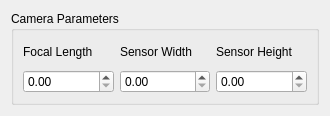
paulinus/stereoplanner, file src/parameters_form.ui: the form before one commit.
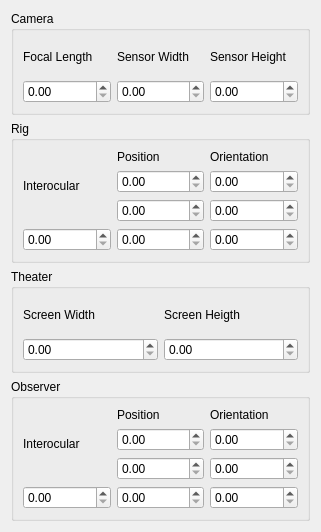
The form after the commit.

Commit message: Added buttons to the form, but no functionality.

```diff
--- a/src/parameters_form.ui
+++ b/src/parameters_form.ui
@@ -6,8 +6,8 @@
    <rect>
     <x>0</x>
     <y>0</y>
-    <width>330</width>
-    <height>116</height>
+    <width>321</width>
+    <height>532</height>
    </rect>
   </property>
   <property name="minimumSize">
@@ -16,22 +16,16 @@
     <height>0</height>
    </size>
   </property>
-  <property name="maximumSize">
-   <size>
-    <width>330</width>
-    <height>116</height>
-   </size>
-  </property>
   <property name="windowTitle">
    <string>Parameters</string>
   </property>
-  <layout class="QVBoxLayout" name="verticalLayout_4">
+  <layout class="QVBoxLayout" name="verticalLayout_12">
    <item>
     <widget class="QGroupBox" name="groupBox">
      <property name="title">
-      <string>Camera Parameters</string>
+      <string>Camera</string>
      </property>
-     <layout class="QHBoxLayout" name="horizontalLayout">
+     <layout class="QHBoxLayout" name="horizontalLayout_2">
       <item>
        <layout class="QVBoxLayout" name="verticalLayout">
         <item>
@@ -77,6 +71,169 @@
      </layout>
     </widget>
    </item>
+   <item>
+    <widget class="QGroupBox" name="groupBox_2">
+     <property name="title">
+      <string>Rig</string>
+     </property>
+     <layout class="QHBoxLayout" name="horizontalLayout">
+      <item>
+       <layout class="QVBoxLayout" name="verticalLayout_4">
+        <item>
+         <widget class="QLabel" name="label_4">
+          <property name="text">
+           <string>Interocular</string>
+          </property>
+         </widget>
+        </item>
+        <item>
+         <widget class="QDoubleSpinBox" name="rigInterocularSpinBox"/>
+        </item>
+       </layout>
+      </item>
+      <item>
+       <layout class="QVBoxLayout" name="verticalLayout_5">
+        <item>
+         <widget class="QLabel" name="label_5">
+          <property name="text">
+           <string>Position</string>
+          </property>
+         </widget>
+        </item>
+        <item>
+         <widget class="QDoubleSpinBox" name="rigXSpinBox"/>
+        </item>
+        <item>
+         <widget class="QDoubleSpinBox" name="rigYSpinBox"/>
+        </item>
+        <item>
+         <widget class="QDoubleSpinBox" name="rigZSpinBox"/>
+        </item>
+       </layout>
+      </item>
+      <item>
+       <layout class="QVBoxLayout" name="verticalLayout_6">
+        <item>
+         <widget class="QLabel" name="label_6">
+          <property name="text">
+           <string>Orientation</string>
+          </property>
+         </widget>
+        </item>
+        <item>
+         <widget class="QDoubleSpinBox" name="rigPanSpinBox"/>
+        </item>
+        <item>
+         <widget class="QDoubleSpinBox" name="rigTiltSpinBox"/>
+        </item>
+        <item>
+         <widget class="QDoubleSpinBox" name="rigRollSpinBox"/>
+        </item>
+       </layout>
+      </item>
+     </layout>
+    </widget>
+   </item>
+   <item>
+    <widget class="QGroupBox" name="groupBox_3">
+     <property name="title">
+      <string>Theater</string>
+     </property>
+     <layout class="QHBoxLayout" name="horizontalLayout_3">
+      <item>
+       <layout class="QVBoxLayout" name="verticalLayout_7">
+        <item>
+         <widget class="QLabel" name="label_7">
+          <property name="text">
+           <string>Screen Width</string>
+          </property>
+         </widget>
+        </item>
+        <item>
+         <widget class="QDoubleSpinBox" name="screenWidthSpinBox"/>
+        </item>
+       </layout>
+      </item>
+      <item>
+       <layout class="QVBoxLayout" name="verticalLayout_8">
+        <item>
+         <widget class="QLabel" name="label_8">
+          <property name="text">
+           <string>Screen Heigth</string>
+          </property>
+         </widget>
+        </item>
+        <item>
+         <widget class="QDoubleSpinBox" name="screenHeightSpinBox"/>
+        </item>
+       </layout>
+      </item>
+     </layout>
+    </widget>
+   </item>
+   <item>
+    <widget class="QGroupBox" name="groupBox_5">
+     <property name="title">
+      <string>Observer</string>
+     </property>
+     <layout class="QHBoxLayout" name="horizontalLayout_4">
+      <item>
+       <layout class="QVBoxLayout" name="verticalLayout_9">
+        <item>
+         <widget class="QLabel" name="label_12">
+          <property name="text">
+           <string>Interocular</string>
+          </property>
+         </widget>
+        </item>
+        <item>
+         <widget class="QDoubleSpinBox" name="observerInterocularSpinBox"/>
+        </item>
+       </layout>
+      </item>
+      <item>
+       <layout class="QVBoxLayout" name="verticalLayout_10">
+        <item>
+         <widget class="QLabel" name="label_13">
+          <property name="text">
+           <string>Position</string>
+          </property>
+         </widget>
+        </item>
+        <item>
+         <widget class="QDoubleSpinBox" name="observerXSpinBox"/>
+        </item>
+        <item>
+         <widget class="QDoubleSpinBox" name="observerYSpinBox"/>
+        </item>
+        <item>
+         <widget class="QDoubleSpinBox" name="observerZSpinBox"/>
+        </item>
+       </layout>
+      </item>
+      <item>
+       <layout class="QVBoxLayout" name="verticalLayout_11">
+        <item>
+         <widget class="QLabel" name="label_14">
+          <property name="text">
+           <string>Orientation</string>
+          </property>
+         </widget>
+        </item>
+        <item>
+         <widget class="QDoubleSpinBox" name="observerPanSpinBox"/>
+        </item>
+        <item>
+         <widget class="QDoubleSpinBox" name="observerTiltSpinBox"/>
+        </item>
+        <item>
+         <widget class="QDoubleSpinBox" name="observerRollSpinBox"/>
+        </item>
+       </layout>
+      </item>
+     </layout>
+    </widget>
+   </item>
   </layout>
  </widget>
  <resources/>
```
The commit also changes 3 other files.
